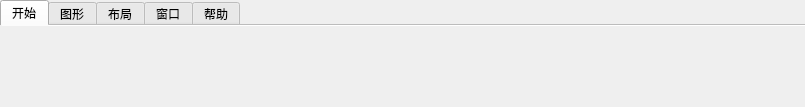
This is ui/homeMain/MenuTab.ui in Acilly/PowerSystem as Qt 5 draws it before an edit. The edited form follows.
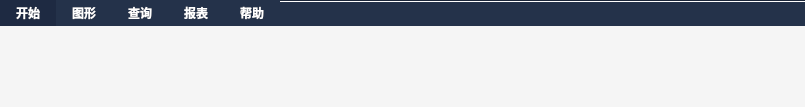
This is the edited form.

What changed in the file:
```diff
--- a/ui/homeMain/MenuTab.ui
+++ b/ui/homeMain/MenuTab.ui
@@ -13,6 +13,23 @@
   <property name="windowTitle">
    <string>Form</string>
   </property>
+  <property name="styleSheet">
+   <string notr="true">#MenuTab { background-color: #24324A; }
+QTabWidget { background-color: #24324A; }
+QTabWidget::pane { border: none; }
+QTabWidget::tab-bar { left: 0px; }
+QTabBar { background: #24324A; }
+QTabBar::tab {
+    background: #24324A;
+    color: #FFFFFF;
+    padding: 6px 16px;
+    font-weight: 600;
+}
+QTabBar::tab:selected { background: #1E2A42; }
+QTabBar::tab:hover { background: #2D3B57; }
+QWidget#tab_Start { background: #F5F5F5; }
+QWidget#tab_Graph, QWidget#tab_Query, QWidget#tab_Report, QWidget#tab_Help { background: #F5F5F5; }</string>
+  </property>
   <layout class="QVBoxLayout" name="verticalLayout">
    <property name="spacing">
     <number>0</number>
@@ -55,12 +72,12 @@
      </widget>
      <widget class="QWidget" name="tab_Layout">
       <attribute name="title">
-       <string>布局</string>
+       <string>查询</string>
       </attribute>
      </widget>
      <widget class="QWidget" name="tab_Window">
       <attribute name="title">
-       <string>窗口</string>
+       <string>报表</string>
       </attribute>
      </widget>
      <widget class="QWidget" name="tab_Help">
```
Left out of the diff: 6 changed lines with no effect on the pictures.
